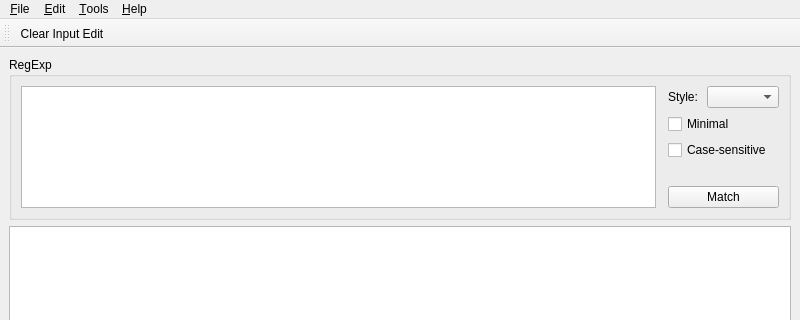
The window that src/ui/mainwindow.ui (momesana/qregexp-editor) describes before a commit, drawn with Qt 5; both pictures show x 0 to 800 and y 0 to 320 of the 800 by 600 pixel window.
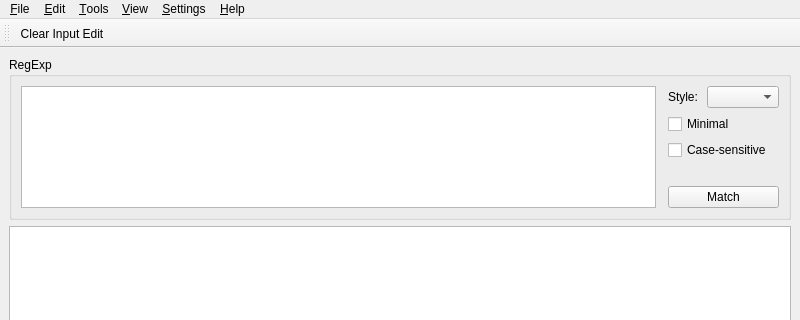
The same window after the commit. Custom widgets are drawn as their Qt base class.

Commit message:
Adds View > Toolbar menus
Give the user a more 'standard' way to choose what toolbar are visible. The
other way is right clicking on a toolbar area (a popup menu is fired with
all the docked widgets and toolbars).

What changed in the file:
```diff
--- a/src/ui/mainwindow.ui
+++ b/src/ui/mainwindow.ui
@@ -197,9 +197,28 @@
     </property>
     <addaction name="escapedPatternAct"/>
    </widget>
+   <widget class="QMenu" name="menu_Settings">
+    <property name="title">
+     <string>&amp;Settings</string>
+    </property>
+    <addaction name="preferencesAct"/>
+   </widget>
+   <widget class="QMenu" name="menu_View">
+    <property name="title">
+     <string>&amp;View</string>
+    </property>
+    <widget class="QMenu" name="toolbarsMenu">
+     <property name="title">
+      <string>Toolbars</string>
+     </property>
+    </widget>
+    <addaction name="toolbarsMenu"/>
+   </widget>
    <addaction name="menu_File"/>
    <addaction name="menu_Edit"/>
    <addaction name="menu_Tools"/>
+   <addaction name="menu_View"/>
+   <addaction name="menu_Settings"/>
    <addaction name="menu_Help"/>
   </widget>
   <widget class="QStatusBar" name="statusbar"/>
```
Left out of the diff: 8 changed lines with no effect on the pictures. The commit also changes 2 other files.
